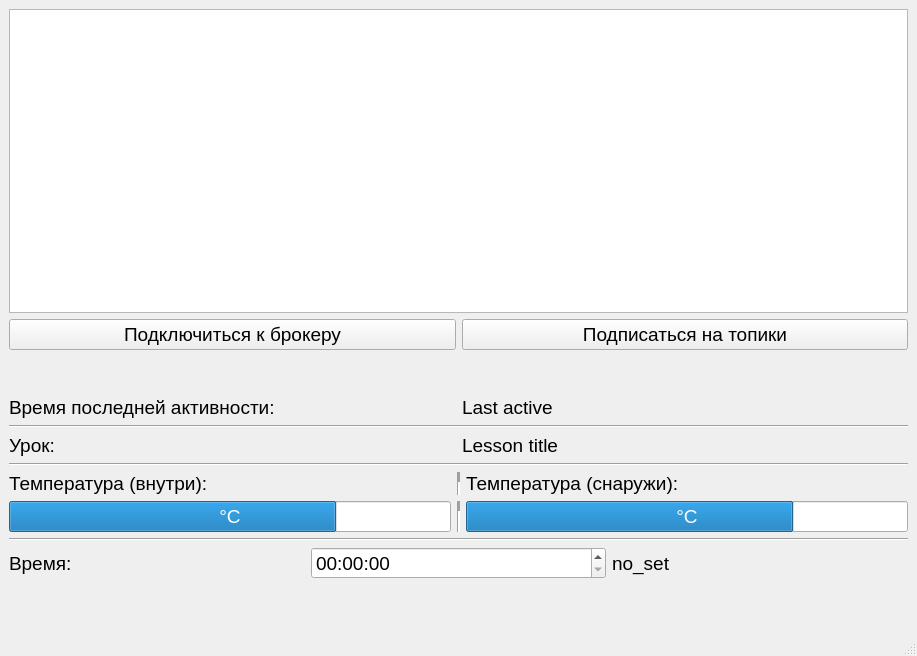
First picture: the form in src/mainwindow.ui, repository UInSomnia/IoT-MQTT, before the edit.
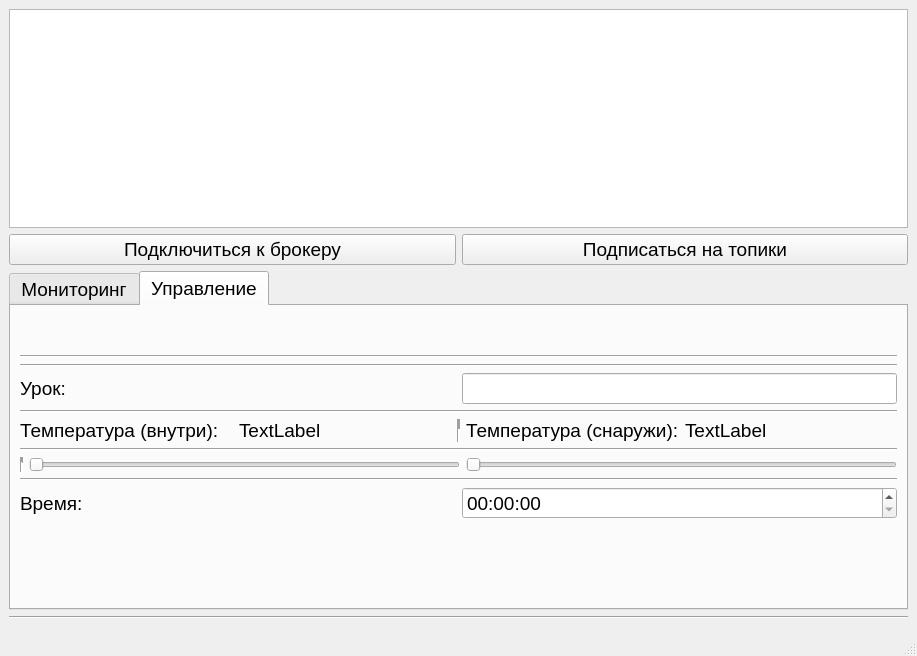
Second picture: the form after the edit.

Commit message: Added the ability to transfer values to the broker (publisher mode). Added a tab bar to the UI. A UI has been created for sending values to the broker

```diff
--- a/src/mainwindow.ui
+++ b/src/mainwindow.ui
@@ -45,6 +45,16 @@
      </layout>
     </item>
     <item>
+     <widget class="QTabWidget" name="tab_widget">
+      <property name="currentIndex">
+       <number>1</number>
+      </property>
+      <widget class="QWidget" name="monitor">
+       <attribute name="title">
+        <string>Мониторинг</string>
+       </attribute>
+       <layout class="QVBoxLayout" name="verticalLayout_2">
+        <item>
      <spacer name="verticalSpacer_2">
       <property name="orientation">
        <enum>Qt::Orientation::Vertical</enum>
@@ -60,6 +70,13 @@
       </property>
      </spacer>
     </item>
+        <item>
+         <widget class="Line" name="line_3">
+          <property name="orientation">
+           <enum>Qt::Orientation::Horizontal</enum>
+          </property>
+         </widget>
+        </item>
     <item>
      <layout class="QHBoxLayout" name="horizontalLayout_6">
       <item>
@@ -79,7 +96,7 @@
      </layout>
     </item>
     <item>
-     <widget class="Line" name="line_3">
+         <widget class="Line" name="line_2">
       <property name="orientation">
        <enum>Qt::Orientation::Horizontal</enum>
       </property>
@@ -104,7 +121,7 @@
      </layout>
     </item>
     <item>
-     <widget class="Line" name="line_2">
+         <widget class="Line" name="line_6">
       <property name="orientation">
        <enum>Qt::Orientation::Horizontal</enum>
       </property>
@@ -188,7 +205,7 @@
      </layout>
     </item>
     <item>
-     <widget class="Line" name="line">
+         <widget class="Line" name="line_8">
       <property name="orientation">
        <enum>Qt::Orientation::Horizontal</enum>
       </property>
@@ -213,12 +230,12 @@
         </property>
         <property name="maximumDateTime">
          <datetime>
-          <hour>-1</hour>
-          <minute>-1</minute>
-          <second>-1</second>
-          <year>0</year>
-          <month>0</month>
-          <day>0</day>
+              <hour>18</hour>
+              <minute>59</minute>
+              <second>59</second>
+              <year>2000</year>
+              <month>1</month>
+              <day>1</day>
          </datetime>
         </property>
         <property name="displayFormat">
@@ -241,6 +258,29 @@
        <enum>Qt::Orientation::Vertical</enum>
       </property>
       <property name="sizeType">
+           <enum>QSizePolicy::Policy::Expanding</enum>
+          </property>
+          <property name="sizeHint" stdset="0">
+           <size>
+            <width>20</width>
+            <height>40</height>
+           </size>
+          </property>
+         </spacer>
+        </item>
+       </layout>
+      </widget>
+      <widget class="QWidget" name="setting">
+       <attribute name="title">
+        <string>Управление</string>
+       </attribute>
+       <layout class="QVBoxLayout" name="verticalLayout_3">
+        <item>
+         <spacer name="verticalSpacer_3">
+          <property name="orientation">
+           <enum>Qt::Orientation::Vertical</enum>
+          </property>
+          <property name="sizeType">
        <enum>QSizePolicy::Policy::Maximum</enum>
       </property>
       <property name="sizeHint" stdset="0">
@@ -250,6 +290,208 @@
        </size>
       </property>
      </spacer>
+        </item>
+        <item>
+         <widget class="Line" name="line_11">
+          <property name="orientation">
+           <enum>Qt::Orientation::Horizontal</enum>
+          </property>
+         </widget>
+        </item>
+        <item>
+         <widget class="Line" name="line_12">
+          <property name="orientation">
+           <enum>Qt::Orientation::Horizontal</enum>
+          </property>
+         </widget>
+        </item>
+        <item>
+         <layout class="QHBoxLayout" name="horizontalLayout_8">
+          <item>
+           <widget class="QLabel" name="label_7">
+            <property name="sizePolicy">
+             <sizepolicy hsizetype="Preferred" vsizetype="Preferred">
+              <horstretch>0</horstretch>
+              <verstretch>0</verstretch>
+             </sizepolicy>
+            </property>
+            <property name="text">
+             <string>Урок:</string>
+            </property>
+           </widget>
+          </item>
+          <item>
+           <widget class="QLineEdit" name="line_current_lesson">
+            <property name="sizePolicy">
+             <sizepolicy hsizetype="Preferred" vsizetype="Fixed">
+              <horstretch>0</horstretch>
+              <verstretch>0</verstretch>
+             </sizepolicy>
+            </property>
+           </widget>
+          </item>
+         </layout>
+        </item>
+        <item>
+         <widget class="Line" name="line_13">
+          <property name="orientation">
+           <enum>Qt::Orientation::Horizontal</enum>
+          </property>
+         </widget>
+        </item>
+        <item>
+         <layout class="QHBoxLayout" name="horizontalLayout_9">
+          <item>
+           <widget class="QLabel" name="label_8">
+            <property name="text">
+             <string>Температура (внутри):</string>
+            </property>
+           </widget>
+          </item>
+          <item>
+           <widget class="QLabel" name="label_temp_inside">
+            <property name="text">
+             <string>TextLabel</string>
+            </property>
+           </widget>
+          </item>
+          <item>
+           <widget class="Line" name="line_9">
+            <property name="lineWidth">
+             <number>10</number>
+            </property>
+            <property name="orientation">
+             <enum>Qt::Orientation::Vertical</enum>
+            </property>
+           </widget>
+          </item>
+          <item>
+           <widget class="QLabel" name="label_9">
+            <property name="text">
+             <string>Температура (снаружи):</string>
+            </property>
+           </widget>
+          </item>
+          <item>
+           <widget class="QLabel" name="label_temp_outside">
+            <property name="text">
+             <string>TextLabel</string>
+            </property>
+           </widget>
+          </item>
+         </layout>
+        </item>
+        <item>
+         <widget class="Line" name="line_14">
+          <property name="orientation">
+           <enum>Qt::Orientation::Horizontal</enum>
+          </property>
+         </widget>
+        </item>
+        <item>
+         <layout class="QHBoxLayout" name="horizontalLayout_10">
+          <property name="spacing">
+           <number>6</number>
+          </property>
+          <item>
+           <widget class="Line" name="line_10">
+            <property name="lineWidth">
+             <number>10</number>
+            </property>
+            <property name="orientation">
+             <enum>Qt::Orientation::Vertical</enum>
+            </property>
+           </widget>
+          </item>
+          <item>
+           <widget class="QSlider" name="slider_temp_inside">
+            <property name="orientation">
+             <enum>Qt::Orientation::Horizontal</enum>
+            </property>
+           </widget>
+          </item>
+          <item>
+           <widget class="QSlider" name="slider_temp_outside">
+            <property name="orientation">
+             <enum>Qt::Orientation::Horizontal</enum>
+            </property>
+           </widget>
+          </item>
+         </layout>
+        </item>
+        <item>
+         <widget class="Line" name="line_15">
+          <property name="orientation">
+           <enum>Qt::Orientation::Horizontal</enum>
+          </property>
+         </widget>
+        </item>
+        <item>
+         <layout class="QHBoxLayout" name="horizontalLayout_11">
+          <item>
+           <widget class="QLabel" name="label_10">
+            <property name="sizePolicy">
+             <sizepolicy hsizetype="Preferred" vsizetype="Preferred">
+              <horstretch>0</horstretch>
+              <verstretch>0</verstretch>
+             </sizepolicy>
+            </property>
+            <property name="text">
+             <string>Время:</string>
+            </property>
+           </widget>
+          </item>
+          <item>
+           <widget class="QTimeEdit" name="time_set_input">
+            <property name="locale">
+             <locale language="Russian" country="Russia"/>
+            </property>
+            <property name="inputMethodHints">
+             <set>Qt::InputMethodHint::ImhPreferNumbers</set>
+            </property>
+            <property name="maximumDateTime">
+             <datetime>
+              <hour>13</hour>
+              <minute>59</minute>
+              <second>59</second>
+              <year>2000</year>
+              <month>1</month>
+              <day>1</day>
+             </datetime>
+            </property>
+            <property name="displayFormat">
+             <string>hh:mm:ss</string>
+            </property>
+           </widget>
+          </item>
+         </layout>
+        </item>
+        <item>
+         <spacer name="verticalSpacer_4">
+          <property name="orientation">
+           <enum>Qt::Orientation::Vertical</enum>
+          </property>
+          <property name="sizeType">
+           <enum>QSizePolicy::Policy::Expanding</enum>
+          </property>
+          <property name="sizeHint" stdset="0">
+           <size>
+            <width>20</width>
+            <height>78</height>
+           </size>
+          </property>
+         </spacer>
+        </item>
+       </layout>
+      </widget>
+     </widget>
+    </item>
+    <item>
+     <widget class="Line" name="line">
+      <property name="orientation">
+       <enum>Qt::Orientation::Horizontal</enum>
+      </property>
+     </widget>
     </item>
    </layout>
   </widget>
```
Left out of the diff: 7 changed lines with no effect on the pictures. Lines whose indentation alone changed are shown as unchanged. The commit also changes 5 other files.
